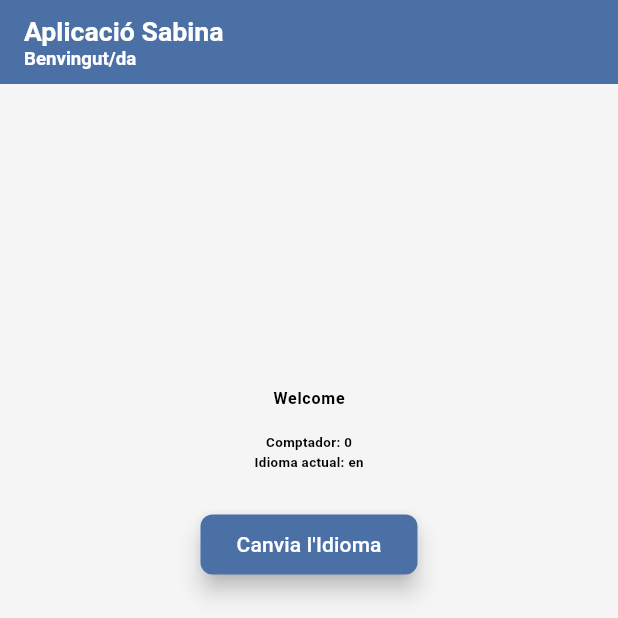
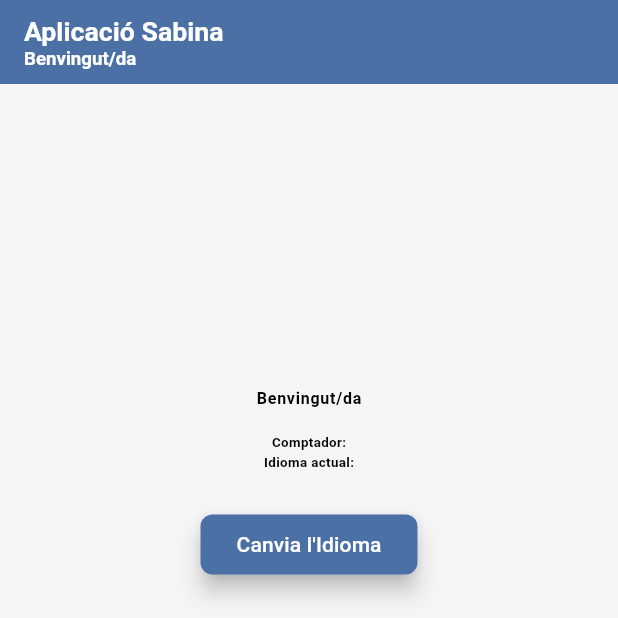
Before and after one commit to Jibort/ld_wbench5, a Flutter app: the screen it shows after launch, after a tap on "Change Language", after a tap on "Alternar visibilitat botó tema", on a phone screen of 412 x 824 dp, the top half of it. Run offline on Flutter 3.47's test engine with Material 3 defaults, Android fonts, the phone set to English and light mode, and no system bars; our stand-ins replace flutter_screenutil.

Commit message:
Teceres proves de canvi d'idioma, visibilitat, focus i disponibilidad de Widgets (i 8).

```diff
--- a/lib/services/L.dart
+++ b/lib/services/L.dart
@@ -11,6 +11,7 @@ import 'package:ld_wbench5/ui/app/sabina_app.dart';
 import 'package:ld_wbench5/ui/ui_consts.dart';
 import 'package:ld_wbench5/utils/map_extensions.dart';
 import 'package:ld_wbench5/utils/debug.dart';
+import 'package:ld_wbench5/utils/string_extensions.dart';
 
 /// Servei centralitzat per a la gestió d'idiomes
 class L
@@ -23,6 +24,9 @@ with  LdTaggableMixin {
   static const String sChangeTheme = "##sChangeTheme";
   static const String sToggleThemeButtonVisibility = "##sToggleThemeButtonVisibility";
   static const String sToggleLanguageButtonEnabled = "##sToggleLanguageButtonEnabled";
+  static const String sCounter = "##sCounter";
+  static const String sCurrentLanguage = "##sCurrentLanguage";
+  static const String sFeaturesDemo = "##sFeaturesDemo";
 
   /// Instància singleton
   static final L _inst = L._();
@@ -145,6 +149,9 @@ with  LdTaggableMixin {
       sChangeTheme: "Canvia el Tema",
       sToggleThemeButtonVisibility: "Alternar visibilitat botó tema",
       sToggleLanguageButtonEnabled: "Alternar estat botó idioma",
+      sCounter: "Comptador:",
+      sCurrentLanguage: "Idioma actual:",
+      sFeaturesDemo: "Demostració de característiques:",
     };
 
     // Espanyol
@@ -156,6 +163,9 @@ with  LdTaggableMixin {
       sChangeTheme: "Cambiar Tema",
       sToggleThemeButtonVisibility: "Alternar visibilidad botón tema",
       sToggleLanguageButtonEnabled: "Alternar estado botón idioma",
+      sCounter: "Contador:",
+      sCurrentLanguage: "Idioma actual:",
+      sFeaturesDemo: "Demostración de características:",
     };
 
     // Anglès
@@ -167,22 +177,53 @@ with  LdTaggableMixin {
       sChangeTheme: "Change Theme",
       sToggleThemeButtonVisibility: "Toggle theme button visibility",
       sToggleLanguageButtonEnabled: "Toggle language button enabled state",
+      sCounter: "Counter:",
+      sCurrentLanguage: "Current language:",
+      sFeaturesDemo: "Features demonstration:",
     };
   }
 
   /// Obté la traducció d'una clau
+  // Modificació a lib/services/L.dart
+
+  // Afegir a les imports
+
+  // Modificar el mètode tx per utilitzar extractKey
   static String tx(String key) {
     Locale locale = getCurrentLocale();
     Dictionary? dictionary = s._dictionaries[locale.languageCode];
-  String translation = dictionary?.getOr(key, errInText) ?? errInText;
+
+    // Extreure només la clau base si conté símbol o espai
+    String baseKey = key.extractKey;
+
+    String translation = dictionary?.getOr(baseKey, errInText) ?? errInText;
 
     if (translation == errInText) {
-    Debug.warn("L.tx: Translation key '$key' not found in '${locale.languageCode}' dictionary");
+      Debug.warn("L.tx: Translation key '$baseKey' not found in '${locale.languageCode}' dictionary");
     } else {
-    Debug.info("L.tx: Translated '$key' to '$translation' in '${locale.languageCode}'");
+      Debug.info("L.tx: Translated '$baseKey' to '$translation' in '${locale.languageCode}'");
     }
 
     return translation;
+  }
+  // CLA_2:static String tx(String key) {
+  // CLA_2:  Locale locale = getCurrentLocale();
+  // CLA_2:  Dictionary? dictionary = s._dictionaries[locale.languageCode];
+  // CLA_2:  String translation = dictionary?.getOr(key, errInText) ?? errInText;
+  // CLA_2:
+  // CLA_2:  if (translation == errInText) {
+  // CLA_2:    Debug.warn("L.tx: Translation key '$key' not found in '${locale.languageCode}' dictionary");
+  // CLA_2:  } else {
+  // CLA_2:    Debug.info("L.tx: Translated '$key' to '$translation' in '${locale.languageCode}'");
+  // CLA_2:  }
+  // CLA_2:
+  // CLA_2:  return translation;
+  // CLA_2:}
+
+
+  // Afegir un nou mètode per format
+  static String txFormat(String key, List<dynamic> args) {
+    return tx(key).format(args);
   }
 
   /// Alternativa l'idioma entre català i espanyol
--- a/lib/ui/pages/test_page/test_page_ctrl.dart
+++ b/lib/ui/pages/test_page/test_page_ctrl.dart
@@ -15,6 +15,7 @@ import 'package:ld_wbench5/ui/pages/test_page/test_page.dart';
 import 'package:ld_wbench5/ui/widgets/ld_app_bar/ld_app_bar.dart';
 import 'package:ld_wbench5/ui/widgets/ld_button/ld_button.dart';
 import 'package:ld_wbench5/ui/widgets/ld_scaffold/ld_scaffold.dart';
+import 'package:ld_wbench5/ui/widgets/ld_text/ld_text.dart';
 import 'package:ld_wbench5/utils/color_extensions.dart';
 import 'package:ld_wbench5/utils/debug.dart';
 
@@ -227,24 +228,38 @@ extends LdPageCtrl<TestPage> {
           children: [
             // Subtítol
             if (model.subTitle != null)
-              Text(
-                model.subTitle!.tx,
-                style: Theme.of(context).textTheme.bodyLarge,
-              ),
+            LdText(
+              text: model.subTitle!,
+              style: Theme.of(context).textTheme.bodyLarge,
+            ),
+            // CLA_2: Text(
+            // CLA_2:   model.subTitle!.tx,
+            // CLA_2:   style: Theme.of(context).textTheme.bodyLarge,
+            // CLA_2: ),
 
             const SizedBox(height: 16),
 
             // Mostrar comptador
-            Text(
-              'Comptador: ${model.counter}',
+            LdText(
+              text: L.sCounter,
+              args: [model.counter],
               style: Theme.of(context).textTheme.bodyMedium,
             ),
+            // CLA_2: Text(
+            // CLA_2:   'Comptador: ${model.counter}',
+            // CLA_2:   style: Theme.of(context).textTheme.bodyMedium,
+            // CLA_2: ),
 
             // Mostrar idioma actual
-            Text(
-              'Idioma actual: $currentLanguage',
+            LdText(
+              text: L.sCurrentLanguage,
+              args: [currentLanguage],
               style: Theme.of(context).textTheme.bodyMedium,
             ),
+            // CLA_2: Text(
+            // CLA_2:   'Idioma actual: $currentLanguage',
+            // CLA_2:   style: Theme.of(context).textTheme.bodyMedium,
+            // CLA_2: ),
 
             const SizedBox(height: 24),
 
@@ -283,10 +298,14 @@ extends LdPageCtrl<TestPage> {
               child: Column(
                 crossAxisAlignment: CrossAxisAlignment.start,
                 children: [
-                  Text(
-                    'Demostració de característiques:',
+                  LdText(
+                    text: L.sFeaturesDemo,
                     style: Theme.of(context).textTheme.titleMedium,
                   ),
+                  // CLA_2: Text(
+                  // CLA_2:   'Demostració de característiques:',
+                  // CLA_2:   style: Theme.of(context).textTheme.titleMedium,
+                  // CLA_2: ),
                   const SizedBox(height: 16),
                   toggleVisibilityButton,
                   const SizedBox(height: 12),
--- /dev/null
+++ b/lib/ui/widgets/ld_text/ld_text.dart
@@ -0,0 +1,48 @@
+// lib/ui/widgets/ld_text/ld_text.dart
+// Widget de text que suporta internacionalització automàtica
+// Created: 2025/05/06 dt. CLA
+
+import 'package:flutter/material.dart';
+
+import 'package:ld_wbench5/core/ld_widget/ld_widget_abs.dart';
+import 'package:ld_wbench5/ui/widgets/ld_text/ld_text_ctrl.dart';
+import 'package:ld_wbench5/ui/widgets/ld_text/ld_text_model.dart';
+import 'package:ld_wbench5/utils/debug.dart';
+
+export 'ld_text_ctrl.dart';
+export 'ld_text_model.dart';
+
+/// Widget de text que suporta internacionalització automàtica
+class LdText extends LdWidgetAbs {
+  /// Constructor
+  LdText({
+    super.key,
+    super.pTag,
+    required String text,
+    List<dynamic>? args,
+    TextStyle? style,
+    TextAlign? textAlign,
+    int? maxLines,
+    TextOverflow? overflow,
+  }) {
+    Debug.info("$tag: Creant LdText amb text '$text'");
+
+    // Crear primer el model amb el text i els arguments
+    wModel = LdTextModel(
+      this,
+      text: text,
+      args: args
+    );
+
+    // Després el controlador amb les propietats d'estil
+    wCtrl = LdTextCtrl(
+      this,
+      style: style,
+      textAlign: textAlign,
+      maxLines: maxLines,
+      overflow: overflow
+    );
+
+    Debug.info("$tag: LdText creat correctament");
+  }
+}
--- /dev/null
+++ b/lib/ui/widgets/ld_text/ld_text_ctrl.dart
@@ -0,0 +1,97 @@
+// lib/ui/widgets/ld_text/ld_text_ctrl.dart
+// Controlador del widget LdText.
+// Created: 2025/05/06 dt. CLA
+
+import 'package:flutter/material.dart';
+import 'package:ld_wbench5/core/event_bus/event_bus.dart';
+
+import 'package:ld_wbench5/core/event_bus/ld_event.dart';
+import 'package:ld_wbench5/core/ld_widget/ld_widget_abs.dart';
+import 'package:ld_wbench5/ui/widgets/ld_text/ld_text.dart';
+import 'package:ld_wbench5/utils/debug.dart';
+
+/// Controlador del widget LdText.
+class LdTextCtrl extends LdWidgetCtrlAbs<LdText> {
+  /// Estil del text
+  final TextStyle? style;
+
+  /// Alineació del text
+  final TextAlign? textAlign;
+
+  /// Nombre màxim de línies
+  final int? maxLines;
+
+  /// Gestió del desbordament de text
+  final TextOverflow? overflow;
+
+  /// Constructor
+  LdTextCtrl(
+    super.pWidget, {
+    this.style,
+    this.textAlign,
+    this.maxLines,
+    this.overflow,
+  });
+
+  /// Retorna el model del widget.
+  LdTextModel get model => cWidget.wModel as LdTextModel;
+
+  @override
+  void initialize() {
+    Debug.info("$tag: Inicialitzant controlador del text");
+
+    // Registrar aquest widget per rebre events de canvi d'idioma
+    EventBus.s.registerForEvent(tag, EventType.languageChanged);
+
+    Debug.info("$tag: Controlador inicialitzat i registrat per rebre events de canvi d'idioma");
+  }
+
+  @override
+  void update() {
+    // No cal fer res de moment
+  }
+
+  @override
+  void onEvent(LdEvent event) {
+    Debug.info("$tag: Rebut esdeveniment ${event.eType.name}");
+
+    // Gestionar canvis d'idioma
+    if (event.eType == EventType.languageChanged) {
+      Debug.info("$tag: Processant esdeveniment de canvi d'idioma");
+
+      // Forçar una reconstrucció del text per actualitzar-lo
+      if (mounted) {
+        setState(() {
+          Debug.info("$tag: Forçant reconstrucció del text amb el nou idioma");
+        });
+      }
+    }
+
+    // Gestionar reconstrucció global de la UI
+    if (event.eType == EventType.rebuildUI) {
+      Debug.info("$tag: Processant esdeveniment de reconstrucció de la UI");
+
+      if (mounted) {
+        setState(() {
+          Debug.info("$tag: Reconstruint el text");
+        });
+      }
+    }
+  }
+
+  @override
+  Widget buildContent(BuildContext context) {
+    String text = model.displayText;
+
+    Debug.info("$tag: Construint el text '$text'");
+
+    // Crear el widget Text amb els paràmetres opcionals
+    return Text(
+      text,
+      style: style,
+      textAlign: textAlign,
+      maxLines: maxLines,
+      overflow: overflow,
+    );
+  }
+}
--- /dev/null
+++ b/lib/ui/widgets/ld_text/ld_text_model.dart
@@ -0,0 +1,128 @@
+// lib/ui/widgets/ld_text/ld_text_model.dart
+// Model de dades del widget LdText.
+// Created: 2025/05/06 dt. CLA
+
+import 'package:ld_wbench5/core/ld_widget/ld_widget_abs.dart';
+import 'package:ld_wbench5/core/map_fields.dart';
+import 'package:ld_wbench5/services/L.dart';
+import 'package:ld_wbench5/ui/widgets/ld_text/ld_text.dart';
+import 'package:ld_wbench5/utils/debug.dart';
+import 'package:ld_wbench5/utils/map_extensions.dart';
+import 'package:ld_wbench5/utils/string_extensions.dart';
+
+/// Model de dades del widget LdText.
+class LdTextModel extends LdWidgetModelAbs<LdText> {
+  /// Retorna el controlador del widget.
+  LdTextCtrl get wCtrl => cWidget.wCtrl as LdTextCtrl;
+
+  /// Text o clau de traducció
+  String _text = "";
+
+  /// Arguments per format
+  List<dynamic>? _args;
+
+  /// Retorna el text traduït i formatat
+  String get displayText {
+    if (_text.startsWith('##')) {
+      String translated = L.tx(_text);
+
+      // Aplicar format si hi ha arguments
+      if (_args != null && _args!.isNotEmpty) {
+        translated = translated.format(_args!);
+      }
+
+      Debug.info("$tag: Text traduït i formatat: '$translated'");
+      return translated;
+    }
+
+    // Si no és una clau, aplicar format directament al text si cal
+    if (_args != null && _args!.isNotEmpty) {
+      return _text.format(_args!);
+    }
+
+    return _text;
+  }
+
+  /// Estableix el text o clau de traducció
+  set text(String value) {
+    notifyListeners(() {
+      _text = value;
+      Debug.info("$tag: Text establert a '$value'");
+    });
+  }
+
+  /// Estableix els arguments per format
+  set args(List<dynamic>? value) {
+    notifyListeners(() {
+      _args = value;
+      Debug.info("$tag: Arguments establerts a '$value'");
+    });
+  }
+
+  /// Constructor General
+  LdTextModel(super.pWidget, {required String text, List<dynamic>? args}) {
+    _text = text;
+    _args = args;
+    Debug.info("$tag: Model creat amb text '$text' i args '$args'");
+  }
+
+  /// Constructor des d'un mapa de valors.
+  LdTextModel.fromMap(super.pWidget, LdMap pMap) {
+    fromMap(pMap);
+  }
+
+  /// 'LdModelAbs': Assigna els valors dels membres del model a partir d'un mapa.
+  @override
+  void fromMap(LdMap pMap) {
+    super.fromMap(pMap);
+    _text = pMap[mfText] as String;
+    _args = pMap['args'] as List<dynamic>?;
+  }
+
+  /// Retorna un mapa amb els membres del model.
+  @override
+  LdMap<dynamic> toMap() {
+    LdMap<dynamic> map = super.toMap();
+    map.addAll({
+      mfTag: tag,
+      mfText: _text,
+      'args': _args,
+    });
+    return map;
+  }
+
+  /// 'LdModelAbs': Retorna el valor d'un membre del model.
+  @override
+  getField({required String pKey, bool pCouldBeNull = true, String? pErrorMsg}) {
+    if (pKey == mfText) {
+      return _text;
+    } else if (pKey == 'args') {
+      return _args;
+    } else {
+      return super.getField(
+        pKey: pKey, pCouldBeNull: pCouldBeNull, pErrorMsg: pErrorMsg);
+    }
+  }
+
+  /// 'LdModelAbs': Estableix el valor d'un membre del model.
+  @override
+  void setField({
+    required String pKey,
+    dynamic pValue,
+    bool pCouldBeNull = true,
+    String? pErrorMsg
+  }) {
+    if (pKey == mfText && pValue is String) {
+      text = pValue;
+    } else if (pKey == 'args' && (pValue == null || pValue is List<dynamic>)) {
+      args = pValue;
+    } else {
+      super.setField(
+        pKey: pKey,
+        pValue: pValue,
+        pCouldBeNull: pCouldBeNull,
+        pErrorMsg: pErrorMsg
+      );
+    }
+  }
+}
--- /dev/null
+++ b/lib/utils/string_extensions.dart
@@ -0,0 +1,39 @@
+// lib/utils/string_extensions.dart
+// Extensions per facilitar la gestió de strings i formats
+// Created: 2025/05/06 dt. CLA
+
+import 'package:ld_wbench5/services/L.dart';
+
+/// Extensions útils per a strings
+extension StringExtensions on String {
+  /// Retorna la traducció d'aquest string
+  String get tx => L.tx(this);
+
+  /// Retorna la traducció d'aquest string amb format aplicat
+  String txFormat(List<dynamic> args) => L.tx(this).format(args);
+  /// Aplica format reemplaçant {0}, {1}, etc. amb els arguments proporcionats
+  String format(List<dynamic> args) {
+    String result = this;
+    for (int i = 0; i < args.length; i++) {
+      result = result.replaceAll('{$i}', args[i].toString());
+    }
+    return result;
+  }
+
+  /// Extreu la clau de traducció d'un string (només la part que comença amb ##)
+  String get extractKey {
+    if (!startsWith('##')) return this;
+
+    // Buscar el primer caràcter d'espai o símbol especial
+    final RegExp symbolPattern = RegExp(r'[\s\{\.\:\;\,\-]');
+    final match = symbolPattern.firstMatch(this);
+
+    if (match == null) {
+      // No hi ha símbols, tota la cadena és la clau
+      return this;
+    } else {
+      // Retornar només la part de la clau
+      return substring(0, match.start);
+    }
+  }
+}
```
Lines whose indentation alone changed are shown as unchanged.
